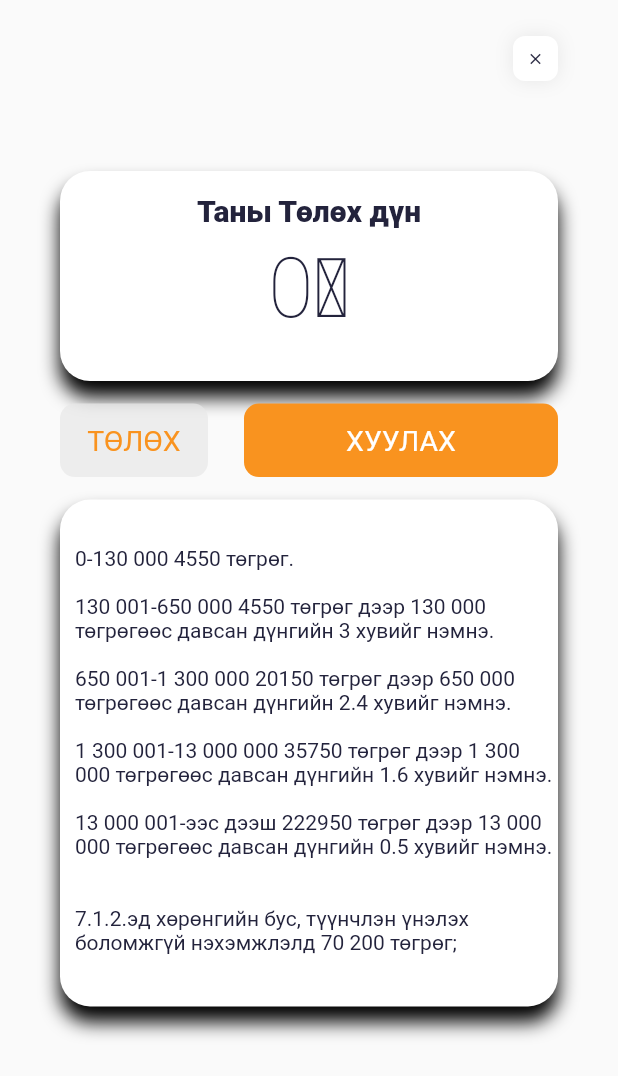
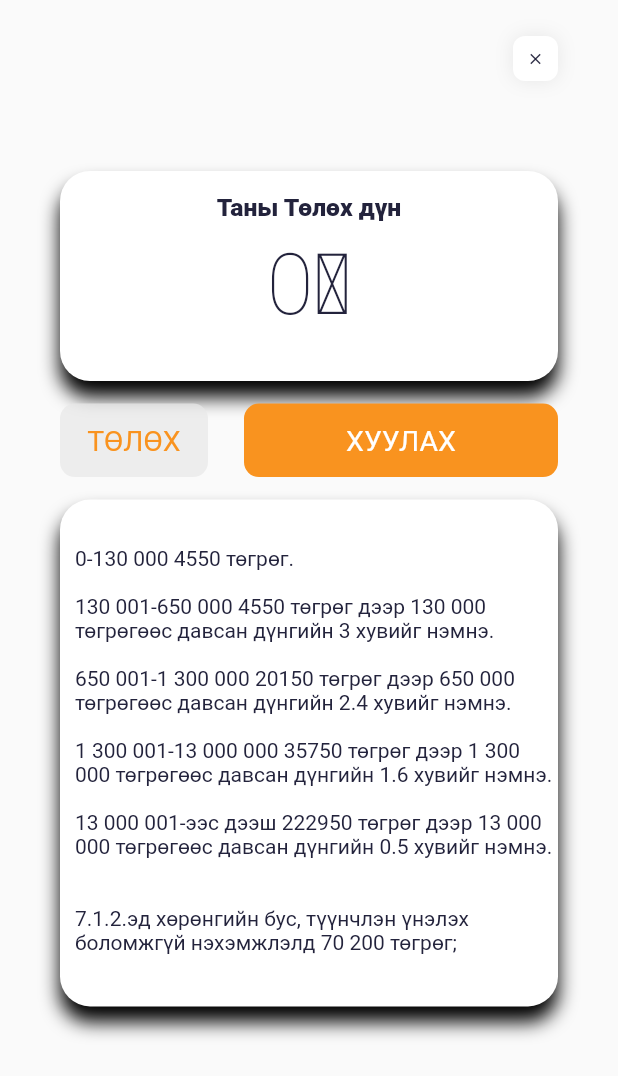
Before and after one commit to temka0170/lawapp, a Flutter app: the CalcPopup widget shown alone on an empty page, opened directly, on a phone screen of 412 x 824 dp. Shown: the top 1076 px of the screen. Run offline on Flutter 3.47's test engine with Material 2 defaults, Android fonts, the phone set to English and light mode, and no system bars; our stand-ins replace carousel_slider, curved_navigation_bar, dio; missing offline and left inert: flutter_phone_direct_caller; Roboto replaces fonts that are missing (SFProDisplay); project files that could hold a hidden picture were left out.

Commit message:
small fixes again

```diff
--- a/lib/custom_func_data/calc_copy.dart
+++ b/lib/custom_func_data/calc_copy.dart
@@ -87,7 +87,7 @@ class _CalcPopState extends State<CalcPopup> {
                         style: TextStyle(
                           fontFamily: 'Roboto',
                           color: Color(0xff23233c),
-                          fontSize: 20,
+                          fontSize: MediaQuery.of(context).size.height * 0.02,
                           fontWeight: FontWeight.w900,
                           fontStyle: FontStyle.normal,
                         ),
@@ -97,17 +97,18 @@ class _CalcPopState extends State<CalcPopup> {
                   Align(
                     alignment: Alignment.center,
                     child: Padding(
-                      padding: const EdgeInsets.only(top: 8.0),
+                      padding: const EdgeInsets.all(8.0),
                       child: Text(
                         widget.prc != null ? widget.prc + '₮' : "0" + '₮',
                         style: TextStyle(
                           fontFamily: 'SFProDisplay',
                           color: Color(0xff23233c),
-                          fontSize: 55,
+                          fontSize: MediaQuery.of(context).size.height * 0.069,
                           fontWeight: FontWeight.w200,
                           fontStyle: FontStyle.normal,
                         ),
-                        overflow: TextOverflow.fade,
+                        overflow: TextOverflow.ellipsis,
+                        maxLines: 1,
                       ),
                     ),
                   ),
--- a/lib/custom_func_data/home_team_carousel.dart
+++ b/lib/custom_func_data/home_team_carousel.dart
@@ -129,8 +129,8 @@ final List<String> itemDesc = [
   "\"Senior Developer\"",
   "\"Junior Developer\"",
   "\"Үүсгэн байгуулагч\"",
-  "\"Хуульч, Өмгөөлөгч\"",
-  "\"Хуульч, Өмгөөлөгч\""
+  "\"Туслах\"",
+  "\"Туслах\""
 ];
 
 //our team popup bottom container with names
--- a/lib/zuvluguu_popups/DistrictsLocation/SBD.dart
+++ b/lib/zuvluguu_popups/DistrictsLocation/SBD.dart
@@ -107,7 +107,7 @@ class _SBDBoxState extends State<SBDBox> {
               child: Column(
                 children: <Widget>[
                   LocationItems(url: "https://goo.gl/maps/ccucb5Lx6jCJLKcE7", title: "СБД-ийн Цагдаагийн 1-р Хэлтэс"),
-                  LocationItems(url: "https://goo.gl/maps/VXayRLygQcPabQKYA", title: "СБД-ийн Цагдаагийн 2-р Хэлтэс"),
+                  LocationItems(url: "https://goo.gl/maps/4R9SwzrVQr9vPLkz5", title: "СБД-ийн Цагдаагийн 2-р Хэлтэс"),
                 ],
               ),
             ),
```
Also changed, not shown: lib/zuvluguu_popups/Eruugiin_Hereg/Eruu/EHohirogch.dart (+0 -24 lines), lib/zuvluguu_popups/Eruugiin_Hereg/Zurchil/ZHohirogch.dart (+0 -24 lines), lib/zuvluguu_popups/Zahirgaanii_Hereg/ZahirgaaniiHereg.dart (+3 -10 lines).
